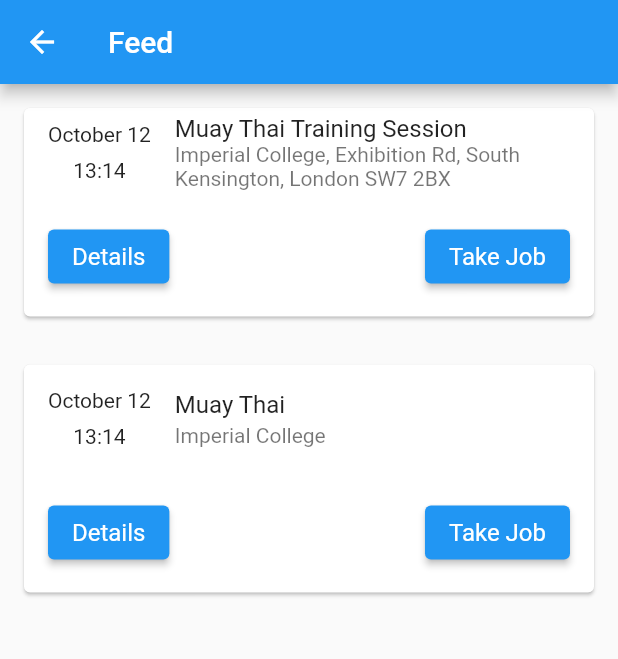
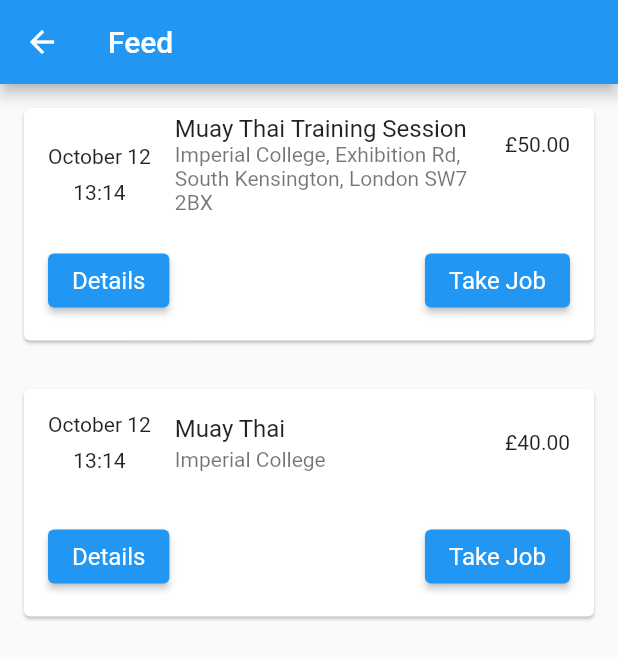
Before and after one commit to vladcoroian/keep-playing-frontend, a Flutter app: the FeedPage screen opened directly, on a phone screen of 412 x 824 dp. Shown: the top 659 px of the screen. Run offline on Flutter 3.47's test engine with Material 2 defaults, Android fonts, the light colour scheme and no system bars.

Commit message:
app_coach: Add currency symbol to EventWidget

```diff
--- a/lib/app_coach/home_page/feed/event_widget.dart
+++ b/lib/app_coach/home_page/feed/event_widget.dart
@@ -1,5 +1,6 @@
 import 'package:flutter/material.dart';
 import 'package:intl/intl.dart';
+import 'dart:io';
 
 import '../../../constants.dart';
 import '../../../models/event.dart';
@@ -26,6 +27,8 @@ class EventWidget extends StatelessWidget {
               ),
               title: Text(event.name, textAlign: TextAlign.left),
               subtitle: Text(event.location, textAlign: TextAlign.left),
+              trailing: Text(
+                  NumberFormat.simpleCurrency(name: "GBP").format(event.price)),
             ),
             Row(
               mainAxisAlignment: MainAxisAlignment.spaceBetween,
@@ -40,7 +43,8 @@ class EventWidget extends StatelessWidget {
         padding: const EdgeInsets.all(DEFAULT_PADDING),
         child: ElevatedButton(
             style: ElevatedButton.styleFrom(
-                textStyle: const TextStyle(fontSize: DEFAULT_FONT_SIZE_BUTTONS)),
+                textStyle:
+                    const TextStyle(fontSize: DEFAULT_FONT_SIZE_BUTTONS)),
             onPressed: () {},
             child: const Text('Details')));
   }
@@ -50,7 +54,8 @@ class EventWidget extends StatelessWidget {
         padding: const EdgeInsets.all(DEFAULT_PADDING),
         child: ElevatedButton(
             style: ElevatedButton.styleFrom(
-                textStyle: const TextStyle(fontSize: DEFAULT_FONT_SIZE_BUTTONS)),
+                textStyle:
+                    const TextStyle(fontSize: DEFAULT_FONT_SIZE_BUTTONS)),
             onPressed: () {},
             child: const Text('Take Job')));
   }
--- a/lib/app_coach/home_page/feed_page.dart
+++ b/lib/app_coach/home_page/feed_page.dart
@@ -10,7 +10,7 @@ class FeedPage extends StatelessWidget {
   Widget build(BuildContext context) {
     return Scaffold(
         appBar: AppBar(title: const Text('Feed')),
-        body: Column(children: [
+        body: ListView(children: [
           EventWidget(Event(
               name: "Muay Thai Training Session",
               location:
```
